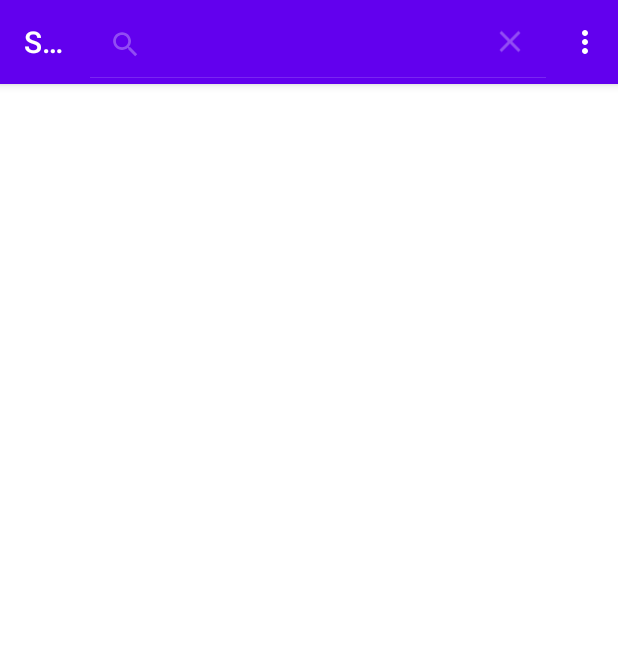
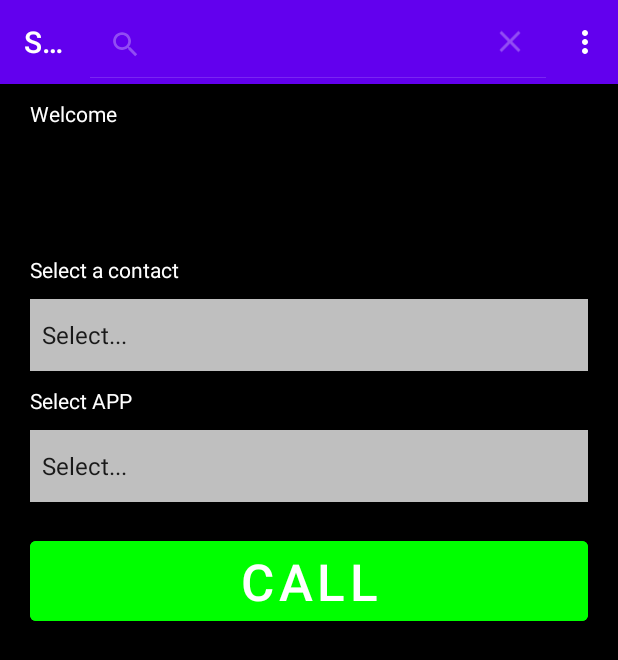
Before and after one commit to nishantranaa/Stand-by-us, an Android app: the Junior screen opened directly, with no data from a screen before it, after a tap on "Search", on a phone screen of 412 x 824 dp. Shown: the top 660 px of the screen. Run offline under Robolectric (Android 15) with nearby library versions, the phone set to English and light mode, and no system bars.

Commit message:
First iteration

```diff
--- a/app/src/main/java/com/example/standbyus/MainActivity.java
+++ b/app/src/main/java/com/example/standbyus/MainActivity.java
@@ -68,7 +68,6 @@ public class MainActivity extends AppCompatActivity {
 
     @Override
     public boolean onOptionsItemSelected(@NonNull MenuItem item) {
-        //Spinner spinnerSetUp = findViewById(R.id.spinnerSetUp);
 
         if(item.getItemId() == R.id.settings) {
             Intent intentSetting = new Intent(this, SetUp.class);
--- a/app/src/main/res/layout/activity_junior.xml
+++ b/app/src/main/res/layout/activity_junior.xml
@@ -4,6 +4,97 @@
     xmlns:tools="http://schemas.android.com/tools"
     android:layout_width="match_parent"
     android:layout_height="match_parent"
+    android:background="#000000"
     tools:context=".Junior">
 
+    <ScrollView
+        android:layout_width="match_parent"
+        android:layout_height="match_parent">
+
+        <LinearLayout
+            android:layout_width="match_parent"
+            android:layout_height="wrap_content"
+            android:orientation="vertical" >
+
+            <TextView
+                android:id="@+id/textView3"
+                android:layout_width="match_parent"
+                android:layout_height="wrap_content"
+                android:layout_marginLeft="20dp"
+                android:layout_marginTop="10dp"
+                android:layout_marginRight="20dp"
+                android:text="@string/welcome"
+                android:textColor="#FFFFFF" />
+
+            <TextView
+                android:id="@+id/juniorView"
+                android:layout_width="match_parent"
+                android:layout_height="wrap_content"
+                android:layout_marginLeft="20dp"
+                android:layout_marginTop="10dp"
+                android:layout_marginRight="20dp"
+                android:text="@string/no_user"
+                android:textAlignment="center"
+                android:textColor="#FFFFFF"
+                android:textSize="48sp" />
+
+            <TextView
+                android:id="@+id/textView2"
+                android:layout_width="match_parent"
+                android:layout_height="wrap_content"
+                android:layout_marginLeft="20dp"
+                android:layout_marginTop="10dp"
+                android:layout_marginRight="20dp"
+                android:text="@string/select_a_contact"
+                android:textColor="#FFFFFF" />
+
+            <Spinner
+                android:id="@+id/spinnerSeniorSetUpContacts"
+                android:layout_width="match_parent"
+                android:layout_height="wrap_content"
+                android:layout_marginLeft="20dp"
+                android:layout_marginTop="10dp"
+                android:layout_marginRight="20dp"
+                android:background="#BFFFFFFF"
+                android:entries="@array/seniorSetUpContacts"
+                android:minHeight="48dp"
+                tools:ignore="SpeakableTextPresentCheck" />
+
+            <TextView
+                android:id="@+id/textView4"
+                android:layout_width="match_parent"
+                android:layout_height="wrap_content"
+                android:layout_marginLeft="20dp"
+                android:layout_marginTop="10dp"
+                android:layout_marginRight="20dp"
+                android:text="@string/select_app"
+                android:textColor="#FFFFFF" />
+
+            <Spinner
+                android:id="@+id/spinnerJuniorApps"
+                android:layout_width="match_parent"
+                android:layout_height="wrap_content"
+                android:layout_marginLeft="20dp"
+                android:layout_marginTop="10dp"
+                android:layout_marginRight="20dp"
+                android:background="#BFFFFFFF"
+                android:entries="@array/seniorSetUpApps"
+                android:minHeight="48dp"
+                tools:ignore="SpeakableTextPresentCheck" />
+
+            <Button
+                android:id="@+id/startJunior"
+                android:layout_width="match_parent"
+                android:layout_height="wrap_content"
+                android:layout_gravity="center_horizontal"
+                android:layout_margin="20dp"
+                android:layout_marginLeft="20dp"
+                android:layout_marginTop="30dp"
+                android:layout_marginRight="20dp"
+                android:backgroundTint="#00FF00"
+                android:text="@string/call"
+                android:textSize="34sp" />
+
+        </LinearLayout>
+    </ScrollView>
 </androidx.constraintlayout.widget.ConstraintLayout>
--- a/app/src/main/res/layout/activity_senior_set_up.xml
+++ b/app/src/main/res/layout/activity_senior_set_up.xml
@@ -52,7 +52,7 @@
                 tools:ignore="SpeakableTextPresentCheck" />
 
             <TextView
-                android:id="@+id/textView3"
+                android:id="@+id/juniorView"
                 android:layout_width="match_parent"
                 android:layout_height="wrap_content"
                 android:layout_marginLeft="20dp"
--- a/app/src/main/res/values-night/strings.xml
+++ b/app/src/main/res/values-night/strings.xml
@@ -25,4 +25,7 @@
     <string name="select_a_contact">Select a contact</string>
     <string name="select_any_apps">Select any APPs*</string>
     <string name="max_3_apps">* Max 3 Apps</string>
+    <string name="you_are_using">You are using:</string>
+    <string name="welcome">Welcome</string>
+    <string name="no_user">No user</string>
 </resources>
--- a/app/src/main/res/values/strings.xml
+++ b/app/src/main/res/values/strings.xml
@@ -27,6 +27,10 @@
     <string name="select_a_contact">Select a contact</string>
     <string name="select_any_apps">Select any APPs*</string>
     <string name="max_3_apps">* Max 3 Apps</string>
+    <string name="you_are_using">You are using:</string>
+    <string name="no_app_selected">No APP selected</string>
+    <string name="welcome">Welcome</string>
+    <string name="no_user">No user</string>
 
 
     <string-array name="seniorSetUpContacts">
```
Also changed, not shown: app/src/main/java/com/example/standbyus/Middle.java (+27 -4 lines), app/src/main/java/com/example/standbyus/Senior.java (+25 -0 lines), app/src/main/res/layout/activity_middle.xml (+36 -9 lines).
